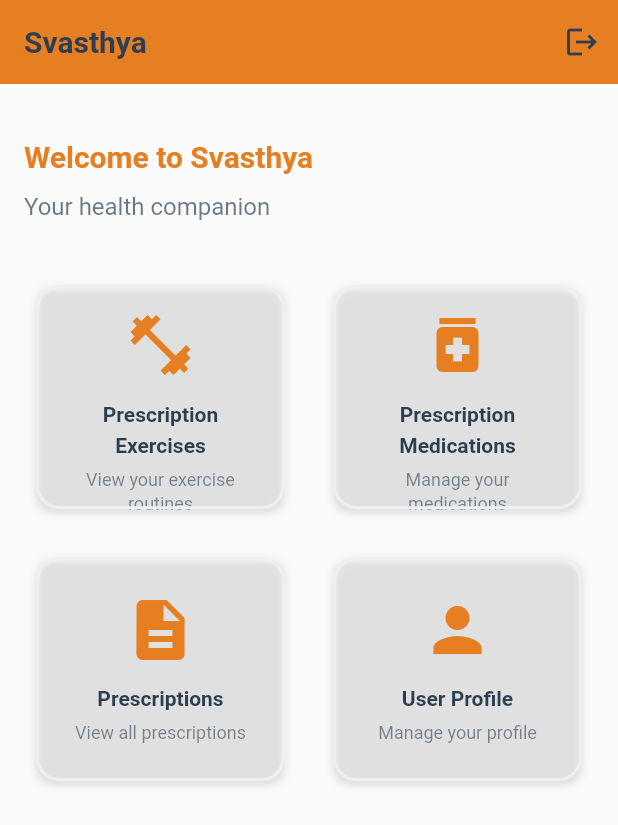
After one commit to sirius54817/Svasthya-app, a Flutter app: the PatientHomePage screen opened directly, on a phone screen of 412 x 824 dp. The commit adds this screen. Shown: the top 825 px of the screen. Run offline on Flutter 3.47's test engine with Material 3 defaults, Android fonts, the phone set to English and light mode, and no system bars; our stand-ins replace supabase_flutter; accounts and stored records are empty; Roboto replaces fonts that are missing (DM Sans).

Commit message:
add home pages

```diff
--- /dev/null
+++ b/lib/pages/patient_home_page.dart
@@ -0,0 +1,178 @@
+import 'package:flutter/material.dart';
+import '../services/database_service.dart';
+
+class PatientHomePage extends StatefulWidget {
+  const PatientHomePage({super.key});
+
+  @override
+  State<PatientHomePage> createState() => _PatientHomePageState();
+}
+
+class _PatientHomePageState extends State<PatientHomePage> {
+  @override
+  Widget build(BuildContext context) {
+    return Scaffold(
+      appBar: AppBar(
+        title: const Text('Svasthya'),
+        backgroundColor: Theme.of(context).colorScheme.primary,
+        foregroundColor: Colors.white,
+        actions: [
+          IconButton(
+            onPressed: _signOut,
+            icon: const Icon(Icons.logout),
+          ),
+        ],
+      ),
+      body: SafeArea(
+        child: SingleChildScrollView(
+          padding: const EdgeInsets.all(16.0),
+          child: Column(
+            crossAxisAlignment: CrossAxisAlignment.start,
+            children: [
+              const SizedBox(height: 20),
+              Text(
+                'Welcome to Svasthya',
+                style: Theme.of(context).textTheme.headlineMedium?.copyWith(
+                  color: Theme.of(context).colorScheme.primary,
+                  fontWeight: FontWeight.bold,
+                ),
+              ),
+              const SizedBox(height: 8),
+              Text(
+                'Your health companion',
+                style: Theme.of(context).textTheme.bodyLarge?.copyWith(
+                  color: Theme.of(context).colorScheme.onSurface.withValues(alpha: 0.7),
+                ),
+              ),
+              const SizedBox(height: 32),
+              GridView.count(
+                shrinkWrap: true,
+                physics: const NeverScrollableScrollPhysics(),
+                crossAxisCount: 2,
+                mainAxisSpacing: 16,
+                crossAxisSpacing: 16,
+                childAspectRatio: 1.1,
+                children: [
+                  _buildNavigationCard(
+                    icon: Icons.fitness_center,
+                    title: 'Prescription Exercises',
+                    subtitle: 'View your exercise routines',
+                    onTap: () => _showComingSoonDialog('Prescription Exercises'),
+                  ),
+                  _buildNavigationCard(
+                    icon: Icons.medication,
+                    title: 'Prescription Medications',
+                    subtitle: 'Manage your medications',
+                    onTap: () => _showComingSoonDialog('Prescription Medications'),
+                  ),
+                  _buildNavigationCard(
+                    icon: Icons.description,
+                    title: 'Prescriptions',
+                    subtitle: 'View all prescriptions',
+                    onTap: () => _showComingSoonDialog('Prescriptions'),
+                  ),
+                  _buildNavigationCard(
+                    icon: Icons.person,
+                    title: 'User Profile',
+                    subtitle: 'Manage your profile',
+                    onTap: () => _showComingSoonDialog('User Profile'),
+                  ),
+                ],
+              ),
+            ],
+          ),
+        ),
+      ),
+    );
+  }
+
+  Widget _buildNavigationCard({
+    required IconData icon,
+    required String title,
+    required String subtitle,
+    required VoidCallback onTap,
+  }) {
+    return Card(
+      elevation: 4,
+      shadowColor: Colors.transparent,
+      child: Container(
+        decoration: BoxDecoration(
+          borderRadius: BorderRadius.circular(12),
+          boxShadow: const [
+            BoxShadow(
+              color: Colors.black12,
+              blurRadius: 4,
+              offset: Offset(0, 2),
+            ),
+          ],
+        ),
+        child: InkWell(
+          borderRadius: BorderRadius.circular(12),
+          onTap: onTap,
+          child: Padding(
+            padding: const EdgeInsets.all(16.0),
+            child: Column(
+              mainAxisAlignment: MainAxisAlignment.center,
+              children: [
+                Icon(
+                  icon,
+                  size: 48,
+                  color: Theme.of(context).colorScheme.primary,
+                ),
+                const SizedBox(height: 12),
+                Text(
+                  title,
+                  textAlign: TextAlign.center,
+                  style: Theme.of(context).textTheme.titleMedium?.copyWith(
+                    fontWeight: FontWeight.bold,
+                  ),
+                ),
+                const SizedBox(height: 4),
+                Text(
+                  subtitle,
+                  textAlign: TextAlign.center,
+                  style: Theme.of(context).textTheme.bodySmall?.copyWith(
+                    color: Theme.of(context).colorScheme.onSurface.withValues(alpha: 0.6),
+                  ),
+                ),
+              ],
+            ),
+          ),
+        ),
+      ),
+    );
+  }
+
+  void _showComingSoonDialog(String feature) {
+    showDialog(
+      context: context,
+      builder: (BuildContext context) {
+        return AlertDialog(
+          title: Text(feature),
+          content: const Text('This feature is coming soon!'),
+          actions: [
+            TextButton(
+              onPressed: () => Navigator.of(context).pop(),
+              child: const Text('OK'),
+            ),
+          ],
+        );
+      },
+    );
+  }
+
+  Future<void> _signOut() async {
+    try {
+      await DatabaseService.signOut();
+      if (mounted) {
+        Navigator.of(context).pushReplacementNamed('/login');
+      }
+    } catch (e) {
+      if (mounted) {
+        ScaffoldMessenger.of(context).showSnackBar(
+          SnackBar(content: Text('Error signing out: $e')),
+        );
+      }
+    }
+  }
+}
```
Also changed, not shown: lib/pages/login_page.dart (+5 -2 lines), lib/pages/prescription_exercises_page.dart (added, +66 -0 lines), lib/pages/prescription_medications_page.dart (added, +66 -0 lines), lib/pages/prescriptions_page.dart (added, +66 -0 lines), lib/pages/user_profile_page.dart (added, +66 -0 lines).
